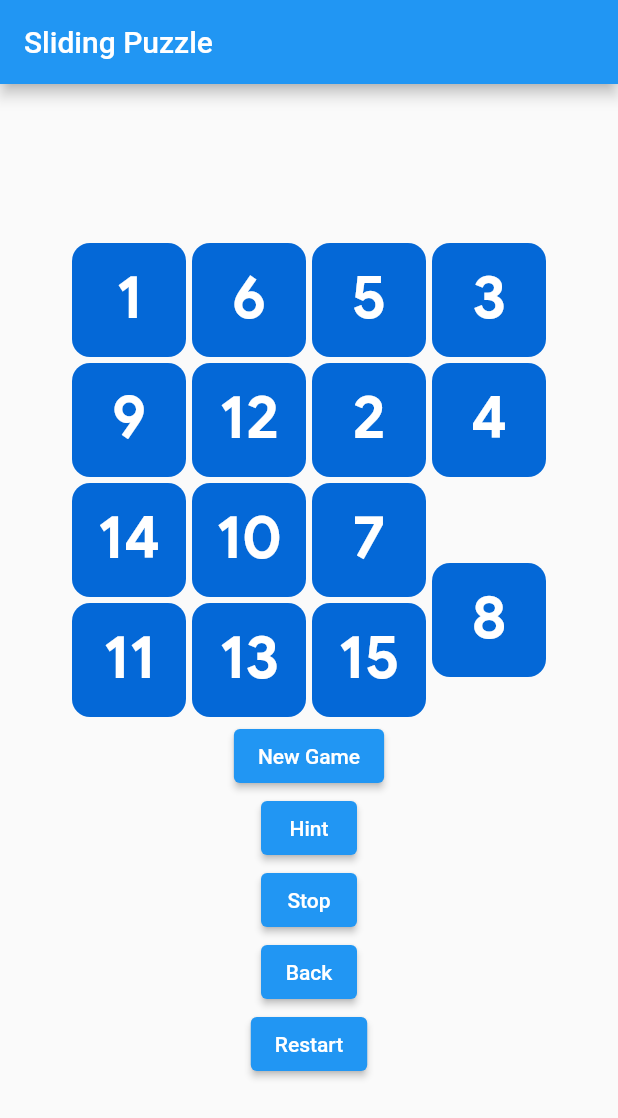
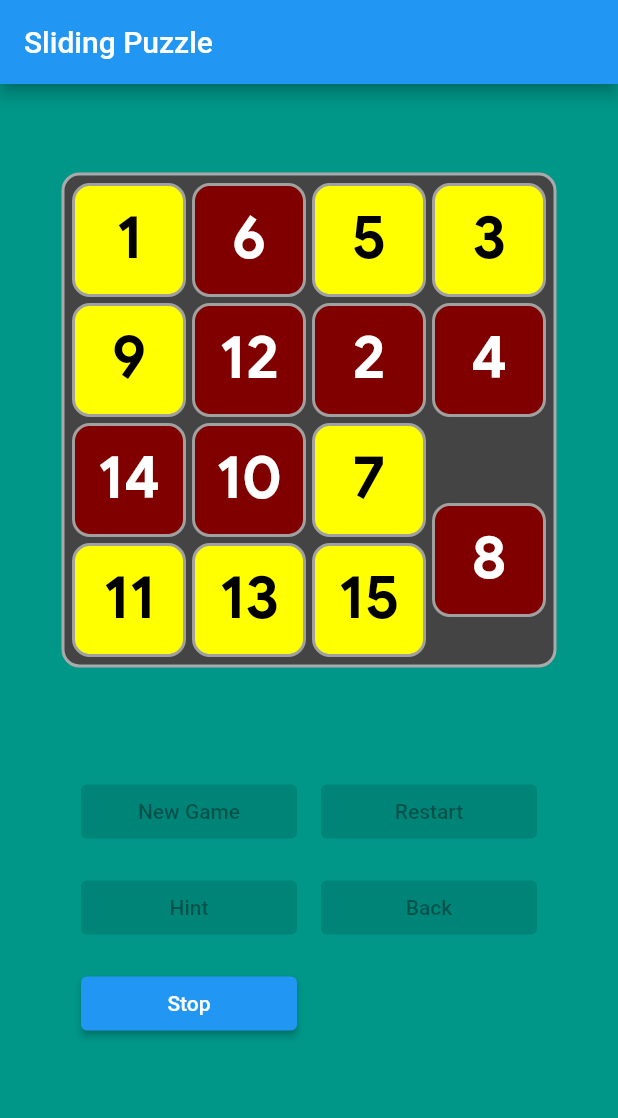
Before and after one commit to babaosoftware/slidepuzzle, a Flutter app: the screen it shows after launch, after a tap on "Auto Play", on a phone screen of 412 x 824 dp. Shown: the top 1118 px of the screen. Run offline on Flutter 3.47's test engine with Material 2 defaults, Android fonts, the phone set to English and light mode, and no system bars; our stand-ins replace flutter_bloc, google_fonts.

Commit message:
AutoPlay

```diff
--- a/lib/colors/colors.dart
+++ b/lib/colors/colors.dart
@@ -87,4 +87,23 @@ abstract class PuzzleColors {
   static const Color yellow50 = Color(0xFF9E9400);
 
   static const Color transparent = Color(0x00000000);
+
+  static const Color colorPrimary = Color(0xFF008577);
+  static const Color colorPrimaryDark = Color(0xFF00574B);
+  static const Color colorAccent = Color(0xFFD81B60);
+  static const Color cellBackgroundColor = Color(0xFFC0C0C0);
+  static const Color cellBorderColor = Color(0xFF000000);
+  static const Color boardBackColor = Color(0xFF444444);
+  static const Color boardBorderColor = Color(0xFFAAAAAA);
+  static const Color cellEvenBackColor = Color(0xFF800000);
+  static const Color cellEvenTextColor = Color(0xFFFFFFFF);
+  static const Color cellOddBackColor = Color(0xFFFFFF00);
+  static const Color cellOddTextColor = Color(0xFF000000);
+  static const Color cellBorderColorOdd = Color(0xFFA0A0A0);
+  static const Color cellBackColorOdd = Color(0xFFFFFF00);
+  static const Color cellBorderColorEven = Color(0xFFC0C0C0);
+  static const Color cellBackColorEven = Color(0xFF800000);
+  static const Color gameBack = Color(0xFF009688);
+  static const Color textColor = Color(0xFFFFFFFF);
+  static const Color textColorDisabled = Color(0x80FFFFFF);
 }
--- a/lib/main.dart
+++ b/lib/main.dart
@@ -1,11 +1,14 @@
 import 'dart:async';
 
 import 'package:flutter/material.dart';
+import 'package:flutter_bloc/flutter_bloc.dart';
+import 'package:slidepuzzle/colors/colors.dart';
 import 'package:slidepuzzle/models/board.dart';
 import 'package:slidepuzzle/models/game.dart';
 import 'package:slidepuzzle/models/hint.dart';
 import 'package:slidepuzzle/models/targetboard.dart';
-import 'package:slidepuzzle/state/cubit.dart';
+import 'package:slidepuzzle/sizes/tilesize.dart';
+import 'package:slidepuzzle/state/controlbloc.dart';
 import 'package:slidepuzzle/widgets/controlpanel.dart';
 import 'package:slidepuzzle/widgets/tileboard.dart';
 
@@ -38,20 +41,25 @@ class MyHomePage extends StatefulWidget {
 }
 
 class _MyHomePageState extends State<MyHomePage> {
-  final List<Board> _hintStack = [];
-  final Game _game = Game(BoardType.snake, 4);
+  late List<Board> _hintStack;
+  late Game _startGame;
+  late Game _game;
   late Board _currentBoard;
   late Board _prevBoard;
   late Hint hint;
 
-  void _autoPlay() {
-    if (!autoPlayCubit.state) return;
+  bool isAutoPlay = false;
+
+  void autoPlay() {
+    if (!isAutoPlay) return;
     hint = _game.getBoardHint(_hintStack);
     _game.moveValue(hint.value);
     if (!_game.checkGameSolved()) {
       Timer(const Duration(milliseconds: 500), () {
-        _autoPlay();
+        autoPlay();
       });
+    } else {
+      autoPlayCubit.flip();
     }
     Timer(const Duration(milliseconds: 10), () {
       setState(() {
@@ -61,48 +69,59 @@ class _MyHomePageState extends State<MyHomePage> {
     });
   }
 
-  @override
-  void initState() {
-    super.initState();
+  void newGame() {
+    setState(() {
+      _hintStack = [];
+      _game = Game(BoardType.snake, 4);
+      _startGame = Game.copy(_game);
       _currentBoard = Board.copy(_game.getGameBoard());
       _prevBoard = Board.copy(_game.getGameBoard());
-    autoPlayCubit.stream.listen((autoPlay) {
-      if (autoPlay) _autoPlay();
+    });
+  }
+
+  void restartGame() {
+    setState(() {
+      _hintStack = [];
+      _game = Game.copy(_startGame);
+      _currentBoard = Board.copy(_game.getGameBoard());
+      _prevBoard = Board.copy(_game.getGameBoard());
     });
   }
 
   @override
+  void initState() {
+    super.initState();
+    newGame();
+  }
+
+  @override
   Widget build(BuildContext context) {
-    // This method is rerun every time setState is called, for instance as done
-    // by the _incrementCounter method above.
-    //
-    // The Flutter framework has been optimized to make rerunning build methods
-    // fast, so that you can just rebuild anything that needs updating rather
-    // than having to individually change instances of widgets.
     return Scaffold(
+      backgroundColor: PuzzleColors.gameBack,
         appBar: AppBar(
-        // Here we take the value from the MyHomePage object that was created by
-        // the App.build method, and use it to set our appbar title.
           title: Text(widget.title),
         ),
-      body: Center(
-        // Center is a layout widget. It takes a single child and positions it
-        // in the middle of the parent.
+        body: MultiBlocProvider(
+          providers: [
+            BlocProvider(create: (context) => autoPlayCubit),
+            BlocProvider(create: (context) => newGameCubit),
+            BlocProvider(create: (context) => restartGameCubit),
+          ],
+          child: MultiBlocListener(
+              listeners: [
+                BlocListener<AutoPlayCubit, bool>(listener: (context, state) {
+                  isAutoPlay = state;
+                  if (state) autoPlay();
+                }),
+                BlocListener<NewGameCubit, bool>(listener: (context, state) {
+                  newGame();
+                }),
+                BlocListener<RestartGameCubit, bool>(listener: (context, state) {
+                  restartGame();
+                }),
+              ],
+              child: Center(
                 child: Column(
-          // Column is also a layout widget. It takes a list of children and
-          // arranges them vertically. By default, it sizes itself to fit its
-          // children horizontally, and tries to be as tall as its parent.
-          //
-          // Invoke "debug painting" (press "p" in the console, choose the
-          // "Toggle Debug Paint" action from the Flutter Inspector in Android
-          // Studio, or the "Toggle Debug Paint" command in Visual Studio Code)
-          // to see the wireframe for each widget.
-          //
-          // Column has various properties to control how it sizes itself and
-          // how it positions its children. Here we use mainAxisAlignment to
-          // center the children vertically; the main axis here is the vertical
-          // axis because Columns are vertical (the cross axis would be
-          // horizontal).
                   mainAxisSize: MainAxisSize.min,
                   mainAxisAlignment: MainAxisAlignment.center,
                   children: <Widget>[
@@ -110,10 +129,13 @@ class _MyHomePageState extends State<MyHomePage> {
                       _currentBoard,
                       _prevBoard,
                     ),
-            const ControlPanel(),
+                    SizedBox(
+                      width: TileSizes.tileSize * _game.gameSize,
+                      height: TileSizes.tileSize * _game.gameSize,
+                      child: const Center(child: ControlPanel())),
                   ],
                 ),
-      ),
-    );
+              )),
+        ));
   }
 }
--- a/lib/models/game.dart
+++ b/lib/models/game.dart
@@ -21,11 +21,20 @@ class Game {
   late Queue<Board> history;
   Random rnd = Random();
 
-  Game( this.type, this.gameSize) {
+  Game(this.type, this.gameSize) {
     target = createTargetBoard(gameSize, type);
     emptyCellValue = gameSize * gameSize;
     gameBoard = Board(gameSize, target);
     generateNewGame();
+  }
+
+  Game.copy(Game game) {
+    target = game.target;
+    gameSize = game.gameSize;
+    type = game.type;
+    emptyCellValue = game.emptyCellValue;
+    gameBoard = Board.copy(game.gameBoard);
+    history = Queue<Board>();
   }
 
   generateNewGame() {
--- /dev/null
+++ b/lib/state/controlbloc.dart
@@ -0,0 +1,24 @@
+import 'package:flutter_bloc/flutter_bloc.dart';
+
+class AutoPlayCubit extends Cubit<bool> {
+  AutoPlayCubit() : super(false);
+  void flip() => emit(!state);
+  void start() => emit(true);
+  void stop() => emit(false);
+}
+
+final autoPlayCubit = AutoPlayCubit();
+
+class NewGameCubit extends Cubit<bool> {
+  NewGameCubit() : super(true);
+  void newGame() => emit(!state);
+}
+
+final newGameCubit = NewGameCubit();
+
+class RestartGameCubit extends Cubit<bool> {
+  RestartGameCubit() : super(true);
+  void restartGame() => emit(!state);
+}
+
+final restartGameCubit = RestartGameCubit();
--- a/lib/state/cubit.dart
+++ /dev/null
@@ -1,8 +0,0 @@
-import 'package:flutter_bloc/flutter_bloc.dart';
-
-class AutoPlayCubit extends Cubit<bool> {
-  AutoPlayCubit() : super(false);
-  void flip() => emit(!state);
-}
-
-final autoPlayCubit = AutoPlayCubit();
--- a/lib/widgets/controlpanel.dart
+++ b/lib/widgets/controlpanel.dart
@@ -1,5 +1,6 @@
 import 'package:flutter/material.dart';
-import 'package:slidepuzzle/state/cubit.dart';
+import 'package:flutter_bloc/flutter_bloc.dart';
+import 'package:slidepuzzle/state/controlbloc.dart';
 
 class ControlPanel extends StatefulWidget {
   const ControlPanel({Key? key}) : super(key: key);
@@ -9,32 +10,74 @@ class ControlPanel extends StatefulWidget {
 }
 
 class _ControlPanelState extends State<ControlPanel> {
-  bool autoPlay = autoPlayCubit.state;
-
   @override
   void initState() {
     super.initState();
-    autoPlayCubit.stream.listen((autoPlay) {
-      setState(() {
-        this.autoPlay = autoPlay;
-      });
-    });
   }
 
   @override
   Widget build(BuildContext context) {
-    return Column(
-      children: [
-        ElevatedButton(onPressed: () {}, child: const Text("New Game")),
-        ElevatedButton(onPressed: () {}, child: const Text("Hint")),
-        ElevatedButton(
-            onPressed: () {
-              autoPlayCubit.flip();
-            },
-            child: Text(autoPlay ? "Stop" : "Auto Play")),
-        ElevatedButton(onPressed: () {}, child: const Text("Back")),
-        ElevatedButton(onPressed: () {}, child: const Text("Restart")),
-      ],
-    );
+    final autoPlay = context.select((AutoPlayCubit bloc) => bloc.state);
+
+    return MultiBlocListener(
+        listeners: [
+          BlocListener<AutoPlayCubit, bool>(listener: (context, state) {
+            // if (theme.hasTimer && state.puzzleStatus == PuzzleStatus.complete) {
+            //   context.read<TimerBloc>().add(const TimerStopped());
+            // }
+          }),
+        ],
+        child: Table(
+          columnWidths: const <int, TableColumnWidth>{
+            0: FlexColumnWidth(),
+            1: FlexColumnWidth(),
+          },
+          defaultVerticalAlignment: TableCellVerticalAlignment.middle,
+          children: [
+            TableRow(children: [
+              Padding(
+                padding: const EdgeInsets.all(8.0),
+                child: ElevatedButton(
+                    onPressed: autoPlay
+                        ? null
+                        : () {
+                            context.read<NewGameCubit>().newGame();
+                          },
+                    child: const Text("New Game")),
+              ),
+              Padding(
+                padding: const EdgeInsets.all(8.0),
+                child: ElevatedButton(
+                    onPressed: autoPlay
+                        ? null
+                        : () {
+                            context.read<RestartGameCubit>().restartGame();
+                          },
+                    child: const Text("Restart")),
+              ),
+            ]),
+            TableRow(children: [
+              Padding(
+                padding: const EdgeInsets.all(8.0),
+                child: ElevatedButton(onPressed: autoPlay ? null : () {}, child: const Text("Hint")),
+              ),
+              Padding(
+                padding: const EdgeInsets.all(8.0),
+                child: ElevatedButton(onPressed: autoPlay ? null : () {}, child: const Text("Back")),
+              ),
+            ]),
+            TableRow(children: [
+              Padding(
+                padding: const EdgeInsets.all(8.0),
+                child: ElevatedButton(
+                    onPressed: () {
+                      context.read<AutoPlayCubit>().flip();
+                    },
+                    child: Text(autoPlay ? "Stop" : "Auto Play")),
+              ),
+              Container(),
+            ]),
+          ],
+        ));
   }
 }
--- a/lib/widgets/tile.dart
+++ b/lib/widgets/tile.dart
@@ -14,8 +14,21 @@ class Tile extends StatelessWidget {
     return SizedBox(
       width: TileSizes.tileSize,
       height: TileSizes.tileSize,
+      child: Padding(
+        padding: const EdgeInsets.all(2.0),
         child: Container(
-        padding: const EdgeInsets.symmetric(horizontal: 2.0, vertical: 2.0),
+        decoration: BoxDecoration(
+          color: isEmpty ? PuzzleColors.transparent : (value.isEven ? PuzzleColors.cellEvenBackColor : PuzzleColors.cellOddBackColor),
+          borderRadius: const BorderRadius.all(
+            Radius.circular(12.0),
+          ),
+          border: isEmpty ? const Border() : const Border(
+            top: BorderSide(width: 2.0, color: PuzzleColors.cellBorderColorOdd),
+            left: BorderSide(width: 2.0, color: PuzzleColors.cellBorderColorOdd),
+            right: BorderSide(width: 2.0, color: PuzzleColors.cellBorderColorOdd),
+            bottom: BorderSide(width: 2.0, color: PuzzleColors.cellBorderColorOdd),
+          ),
+        ),
           child: TextButton(
             style: TextButton.styleFrom(
               primary: PuzzleColors.white,
@@ -28,13 +41,14 @@ class Tile extends StatelessWidget {
                 ),
               ),
             ).copyWith(
-            foregroundColor: MaterialStateProperty.all(PuzzleColors.white),
-            backgroundColor: MaterialStateProperty.all(isEmpty ? PuzzleColors.transparent : PuzzleColors.primary5),
+              foregroundColor: MaterialStateProperty.all(value.isEven ? PuzzleColors.cellEvenTextColor : PuzzleColors.cellOddTextColor),
+              backgroundColor: MaterialStateProperty.all(isEmpty ? PuzzleColors.transparent : (value.isEven ? PuzzleColors.cellEvenBackColor : PuzzleColors.cellOddBackColor)),
             ),
             onPressed: null,
             child: Text(isEmpty ? '' : value.toString()),
           ),
         ),
+      ),
     );
   }
 }
--- a/lib/widgets/tileboard.dart
+++ b/lib/widgets/tileboard.dart
@@ -1,6 +1,7 @@
 import 'dart:async';
 
 import 'package:flutter/widgets.dart';
+import 'package:slidepuzzle/colors/colors.dart';
 import 'package:slidepuzzle/models/board.dart';
 import 'package:slidepuzzle/sizes/tilesize.dart';
 import 'package:slidepuzzle/widgets/tile.dart';
@@ -35,11 +36,28 @@ class _TileBoardState extends State<TileBoard> with TickerProviderStateMixin {
   Widget build(BuildContext context) {
     _controller.reset();
     _controller.forward();
-    return SizedBox(
-      width: TileSizes.tileSize * widget.board.size,
-      height: TileSizes.tileSize * widget.board.size,
-      child: Stack(
-        children: makeTiles(),
+    return Container(
+      decoration: const BoxDecoration(
+        color: PuzzleColors.boardBackColor,
+        borderRadius: BorderRadius.all(
+          Radius.circular(12.0),
+        ),
+        border: Border(
+          top: BorderSide(width: 2.0, color: PuzzleColors.boardBorderColor),
+          left: BorderSide(width: 2.0, color: PuzzleColors.boardBorderColor),
+          right: BorderSide(width: 2.0, color: PuzzleColors.boardBorderColor),
+          bottom: BorderSide(width: 2.0, color: PuzzleColors.boardBorderColor),
+        ),
+      ),
+      child: Padding(
+        padding: const EdgeInsets.all(3.0),
+        child: SizedBox(
+          width: TileSizes.tileSize * widget.board.size,
+          height: TileSizes.tileSize * widget.board.size,
+          child: Stack(
+            children: makeTiles(),
+          ),
+        ),
       ),
     );
   }
--- a/pubspec.yaml
+++ b/pubspec.yaml
@@ -33,6 +33,7 @@ dependencies:
   quiver: ^3.0.1+1
   google_fonts: ^2.1.0
   flutter_bloc: ^8.0.0
+  equatable: ^2.0.3
   # The following adds the Cupertino Icons font to your application.
   # Use with the CupertinoIcons class for iOS style icons.
   cupertino_icons: ^1.0.2
```
Also changed, not shown: pubspec.lock. Lines whose indentation alone changed are shown as unchanged.
